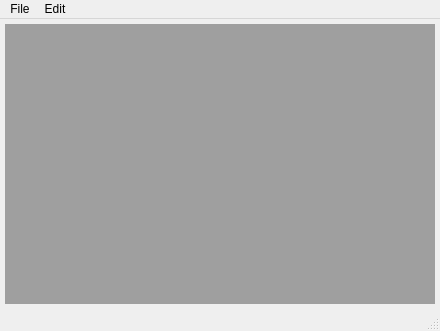
Before: the Qt Designer form Dev/Segmentation/ExpCRF/mainwindow.ui in samhu1989/DevBundle, drawn with Qt 5.
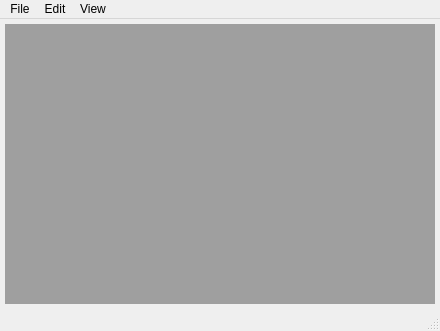
After: the same form once the commit is applied.

Patch:
```diff
--- a/Dev/Segmentation/ExpCRF/mainwindow.ui
+++ b/Dev/Segmentation/ExpCRF/mainwindow.ui
@@ -38,7 +38,7 @@
      <x>0</x>
      <y>0</y>
      <width>440</width>
-     <height>26</height>
+     <height>23</height>
     </rect>
    </property>
    <widget class="QMenu" name="menuFile">
@@ -56,8 +56,15 @@
     <addaction name="actionCRF"/>
     <addaction name="actionCRF3D"/>
    </widget>
+   <widget class="QMenu" name="menuView">
+    <property name="title">
+     <string>View</string>
+    </property>
+    <addaction name="actionLabel_Mask"/>
+   </widget>
    <addaction name="menuFile"/>
    <addaction name="menuEdit"/>
+   <addaction name="menuView"/>
   </widget>
   <widget class="QStatusBar" name="statusBar"/>
   <action name="actionLoad_Image">
```
Left out of the diff: 17 changed lines with no effect on the pictures.
